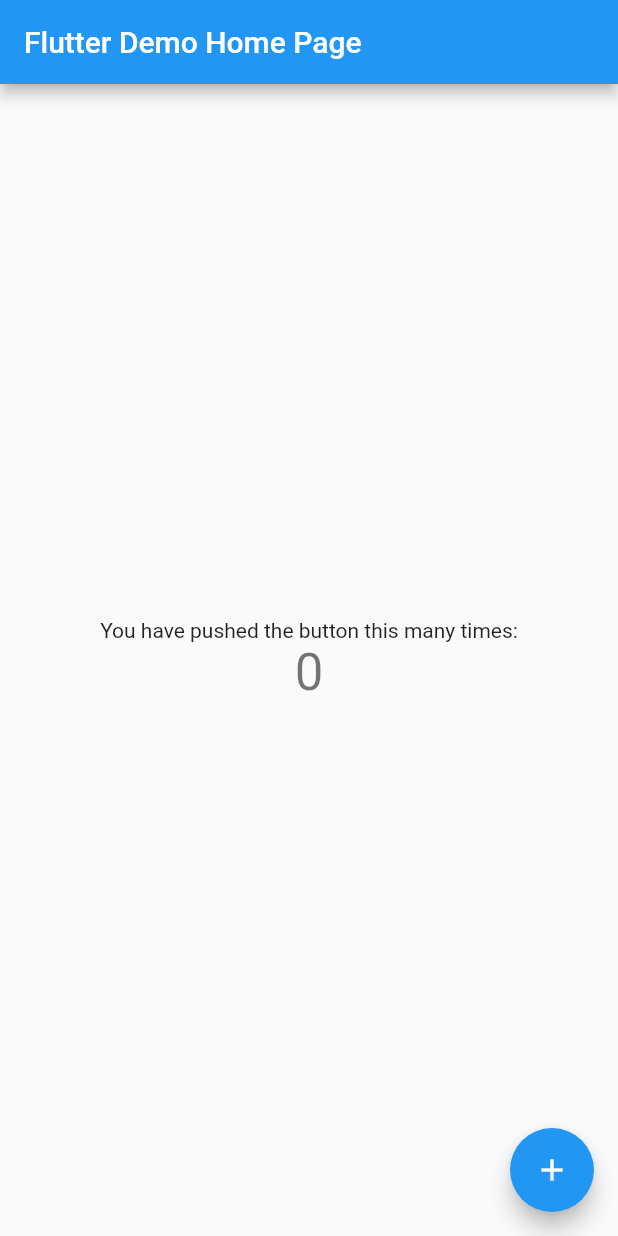
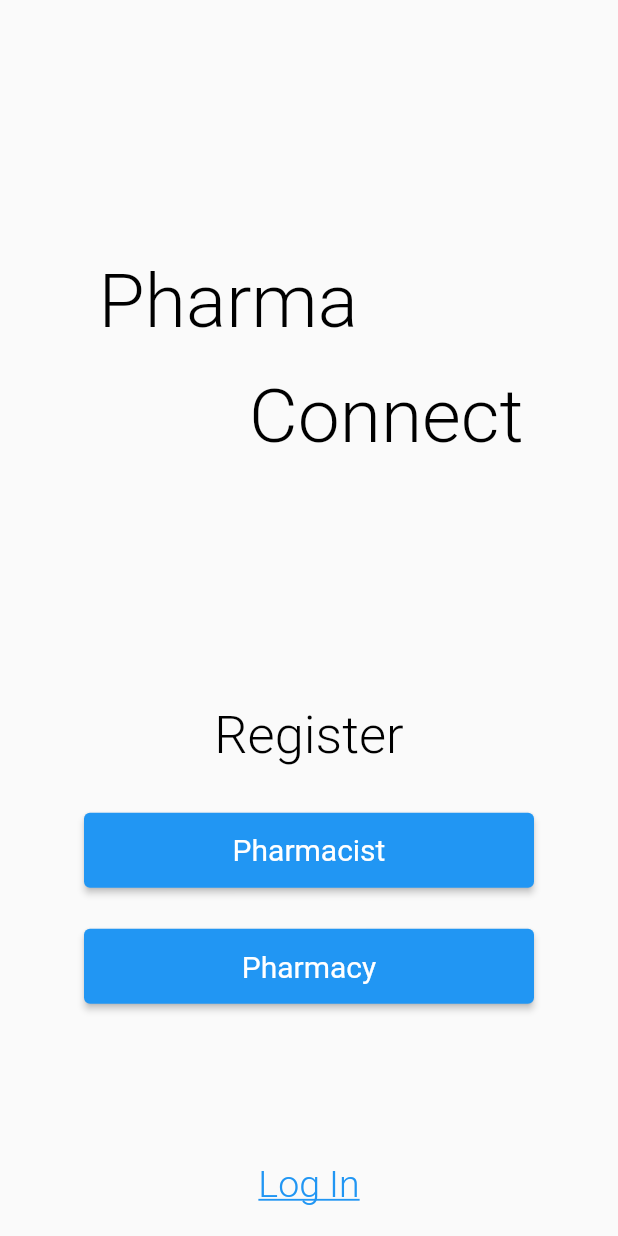
Before and after one commit to sgarg15/ConnectPharma, a Flutter app: the screen it shows after launch, on a phone screen of 412 x 824 dp. Run offline on Flutter 3.47's test engine with Material 2 defaults, Android fonts, the phone set to English and light mode, and no system bars.

Commit message:
Created layout for Home page :construction:

```diff
--- a/lib/main.dart
+++ b/lib/main.dart
@@ -1,113 +1,132 @@
 import 'package:flutter/material.dart';
 
 void main() {
-  runApp(MyApp());
+  runApp(MaterialApp(
+    home: PharmaConnect(),
+    debugShowCheckedModeBanner: false,
+  ));
 }
 
-class MyApp extends StatelessWidget {
-  // This widget is the root of your application.
+class PharmaConnect extends StatefulWidget {
+  @override
+  _PharmaConnectState createState() => new _PharmaConnectState();
+}
+
+class _PharmaConnectState extends State<PharmaConnect> {
   @override
   Widget build(BuildContext context) {
-    return MaterialApp(
-      title: 'Flutter Demo',
-      theme: ThemeData(
-        // This is the theme of your application.
-        //
-        // Try running your application with "flutter run". You'll see the
-        // application has a blue toolbar. Then, without quitting the app, try
-        // changing the primarySwatch below to Colors.green and then invoke
-        // "hot reload" (press "r" in the console where you ran "flutter run",
-        // or simply save your changes to "hot reload" in a Flutter IDE).
-        // Notice that the counter didn't reset back to zero; the application
-        // is not restarted.
-        primarySwatch: Colors.blue,
-      ),
-      home: MyHomePage(title: 'Flutter Demo Home Page'),
-    );
-  }
-}
-
-class MyHomePage extends StatefulWidget {
-  MyHomePage({Key key, this.title}) : super(key: key);
-
-  // This widget is the home page of your application. It is stateful, meaning
-  // that it has a State object (defined below) that contains fields that affect
-  // how it looks.
-
-  // This class is the configuration for the state. It holds the values (in this
-  // case the title) provided by the parent (in this case the App widget) and
-  // used by the build method of the State. Fields in a Widget subclass are
-  // always marked "final".
-
-  final String title;
-
-  @override
-  _MyHomePageState createState() => _MyHomePageState();
-}
-
-class _MyHomePageState extends State<MyHomePage> {
-  int _counter = 0;
-
-  void _incrementCounter() {
-    setState(() {
-      // This call to setState tells the Flutter framework that something has
-      // changed in this State, which causes it to rerun the build method below
-      // so that the display can reflect the updated values. If we changed
-      // _counter without calling setState(), then the build method would not be
-      // called again, and so nothing would appear to happen.
-      _counter++;
-    });
-  }
-
-  @override
-  Widget build(BuildContext context) {
-    // This method is rerun every time setState is called, for instance as done
-    // by the _incrementCounter method above.
-    //
-    // The Flutter framework has been optimized to make rerunning build methods
-    // fast, so that you can just rebuild anything that needs updating rather
-    // than having to individually change instances of widgets.
     return Scaffold(
-      appBar: AppBar(
-        // Here we take the value from the MyHomePage object that was created by
-        // the App.build method, and use it to set our appbar title.
-        title: Text(widget.title),
-      ),
-      body: Center(
-        // Center is a layout widget. It takes a single child and positions it
-        // in the middle of the parent.
-        child: Column(
-          // Column is also a layout widget. It takes a list of children and
-          // arranges them vertically. By default, it sizes itself to fit its
-          // children horizontally, and tries to be as tall as its parent.
-          //
-          // Invoke "debug painting" (press "p" in the console, choose the
-          // "Toggle Debug Paint" action from the Flutter Inspector in Android
-          // Studio, or the "Toggle Debug Paint" command in Visual Studio Code)
-          // to see the wireframe for each widget.
-          //
-          // Column has various properties to control how it sizes itself and
-          // how it positions its children. Here we use mainAxisAlignment to
-          // center the children vertically; the main axis here is the vertical
-          // axis because Columns are vertical (the cross axis would be
-          // horizontal).
-          mainAxisAlignment: MainAxisAlignment.center,
+      body: Container(
+        child: Stack(
+          alignment: Alignment.center,
           children: <Widget>[
-            Text(
-              'You have pushed the button this many times:',
+            //Pharma Text
+            Container(
+              alignment: Alignment(-0.45, -0.55),
+              child: RichText(
+                text: TextSpan(
+                  text: "Pharma",
+                  style: TextStyle(
+                      fontWeight: FontWeight.w300,
+                      fontSize: 50.0,
+                      color: Colors.black),
+                ),
+              ),
             ),
-            Text(
-              '$_counter',
-              style: Theme.of(context).textTheme.headline4,
+            //Connect Text
+            Container(
+              //top: 240,
+              // left: 130,
+              alignment: Alignment(0.45, -0.35),
+              child: RichText(
+                text: TextSpan(
+                  text: "Connect",
+                  style: TextStyle(
+                      fontWeight: FontWeight.w300,
+                      fontSize: 50.0,
+                      color: Colors.black),
+                ),
+              ),
+            ),
+            //Register Text
+            Container(
+              //top: 360,
+              alignment: Alignment(0, 0.2),
+              child: RichText(
+                text: TextSpan(
+                  text: "Register",
+                  style: TextStyle(
+                      fontWeight: FontWeight.w300,
+                      fontSize: 35.0,
+                      color: Colors.black),
+                ),
+              ),
+            ),
+            //Log In Text and Button
+            Container(
+              alignment: Alignment(0, 0.95),
+              child: GestureDetector(
+                child: RichText(
+                  text: TextSpan(
+                    text: "Log In",
+                    style: TextStyle(
+                      fontWeight: FontWeight.w300,
+                      fontSize: 25.0,
+                      color: Colors.blue,
+                      decoration: TextDecoration.underline,
+                    ),
+                  ),
+                ),
+                onTap: () {
+                  //Push to Login Screen
+                },
+              ),
+            ),
+            //Button For Pharmacist Registration
+            Container(
+              alignment: Alignment(0, 0.4),
+              child: SizedBox(
+                width: 300,
+                height: 50,
+                child: ElevatedButton(
+                  onPressed: () {
+                    //Send to Pharmacist Sign Up Page
+                  },
+                  child: RichText(
+                    text: TextSpan(
+                      text: "Pharmacist",
+                      style: TextStyle(
+                        fontSize: 20,
+                      ),
+                    ),
+                  ),
+                ),
+              ),
+            ),
+            //Button For Pharmacy Registration
+            Container(
+              alignment: Alignment(0, 0.6),
+              child: SizedBox(
+                width: 300,
+                height: 50,
+                child: ElevatedButton(
+                  onPressed: () {
+                    //Send to Pharmacy Sign Up Page
+                  },
+                  child: RichText(
+                    text: TextSpan(
+                      text: "Pharmacy",
+                      style: TextStyle(
+                        fontSize: 20,
+                      ),
+                    ),
+                  ),
+                ),
+              ),
             ),
           ],
         ),
       ),
-      floatingActionButton: FloatingActionButton(
-        onPressed: _incrementCounter,
-        tooltip: 'Increment',
-        child: Icon(Icons.add),
-      ), // This trailing comma makes auto-formatting nicer for build methods.
     );
   }
 }
```
Also changed, not shown: 1 other file.
